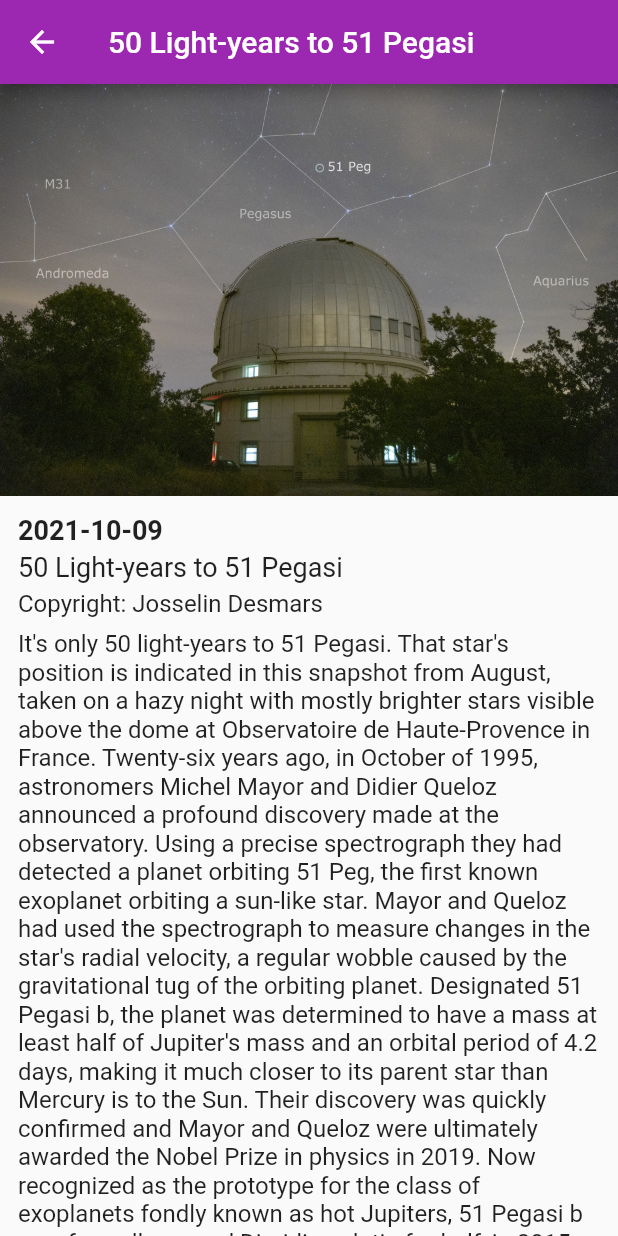
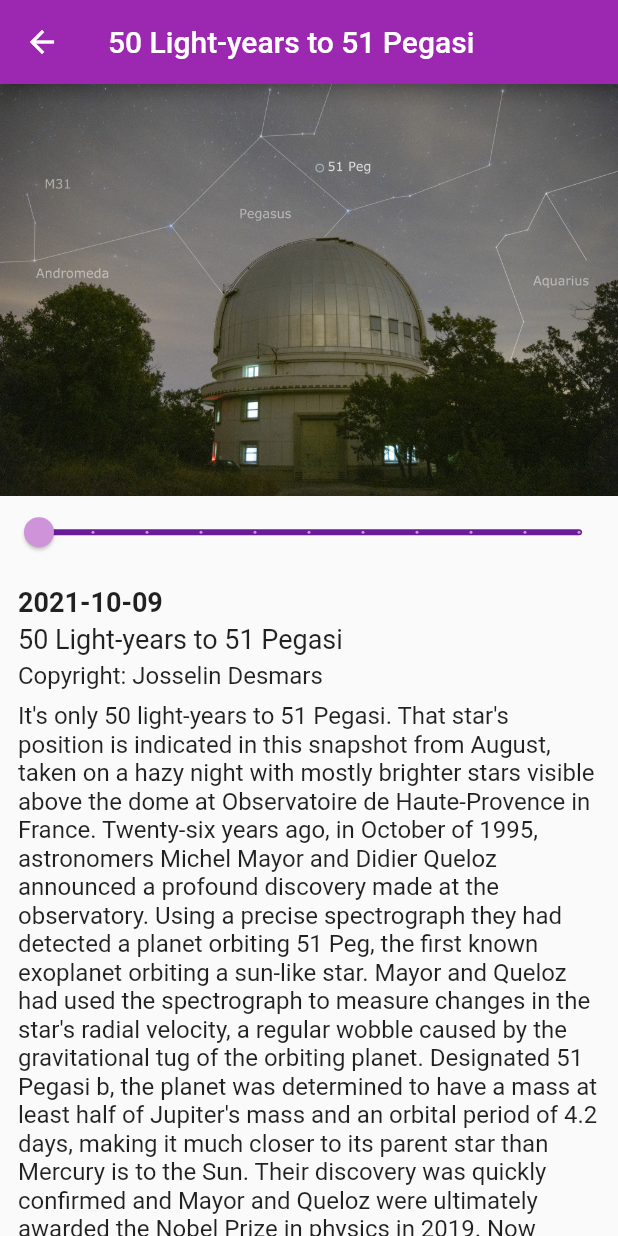
Before and after one commit to fullmers/Flutter-Apprentice-Book-Club, a Flutter app: the screen it shows after launch, after a tap on "2021-10-09", on a phone screen of 412 x 824 dp. Run offline on Flutter 3.47's test engine with Material 2 defaults, Android fonts, the phone set to English and light mode, and no system bars.

Commit message:
add slider to change font size

```diff
--- a/lib/apod_detail.dart
+++ b/lib/apod_detail.dart
@@ -15,6 +15,7 @@ class ApodDetail extends StatefulWidget {
 }
 
 class _ApodDetailState extends State<ApodDetail> {
+  double _fontScalar = 1.0;
   @override
   Widget build(BuildContext context) {
     return Scaffold(
@@ -30,6 +31,20 @@ class _ApodDetailState extends State<ApodDetail> {
               image: AssetImage(widget.apod.url!),
             ),
           ),
+          Slider(
+            min: 1.0,
+            max: 2.0,
+            divisions: 10,
+            label: '$_fontScalar',
+            value: _fontScalar.toDouble(),
+            onChanged: (newValue) {
+              setState(() {
+                _fontScalar = newValue;
+              });
+            },
+            activeColor: Colors.purple[200],
+            inactiveColor: Colors.purple[800],
+          ),
           Padding(
             padding: const EdgeInsets.all(12.0),
             child: Column(
@@ -37,30 +52,30 @@ class _ApodDetailState extends State<ApodDetail> {
               children: [
                 Text(
                   DateFormat('yyyy-MM-dd').format(widget.apod.date!),
-                  style: const TextStyle(
-                    fontSize: 18,
+                  style: TextStyle(
+                    fontSize: 18 * _fontScalar,
                     fontWeight: FontWeight.bold,
                   ),
                 ),
                 const SizedBox(height: 4),
                 Text(
                   widget.apod.title!,
-                  style: const TextStyle(
-                    fontSize: 18,
+                  style: TextStyle(
+                    fontSize: 18 * _fontScalar,
                   ),
                 ),
                 const SizedBox(height: 4),
                 Text(
                   'Copyright: ${widget.apod.copyright!}',
-                  style: const TextStyle(
-                    fontSize: 16,
+                  style: TextStyle(
+                    fontSize: 16 * _fontScalar,
                   ),
                 ),
                 const SizedBox(height: 8),
                 Text(
                   widget.apod.explanation!,
-                  style: const TextStyle(
-                    fontSize: 16,
+                  style: TextStyle(
+                    fontSize: 16 * _fontScalar,
                   ),
                 ),
               ],
@@ -69,6 +84,5 @@ class _ApodDetailState extends State<ApodDetail> {
         ],
       )),
     );
-//    return Text(widget.apod.title!);
   }
 }
```
